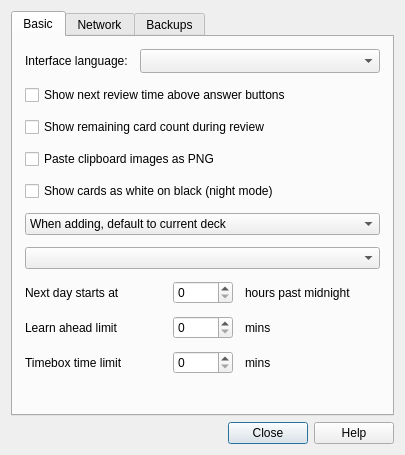
Before: the Qt Designer form designer/preferences.ui in ankitects/anki, drawn with Qt 5.
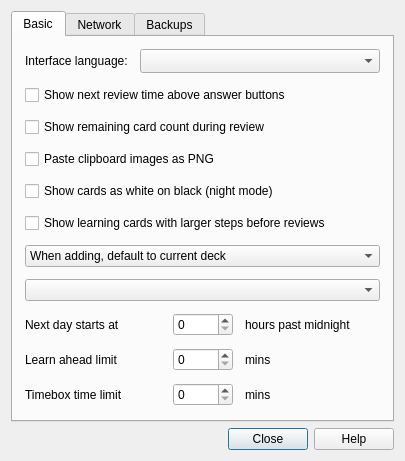
After: the same form once the commit is applied.

Commit message: add option to show day learn cards before reviews

Patch:
```diff
--- a/designer/preferences.ui
+++ b/designer/preferences.ui
@@ -85,6 +85,13 @@
          </property>
         </widget>
        </item>
+       <item>
+        <widget class="QCheckBox" name="dayLearnFirst">
+         <property name="text">
+          <string>Show learning cards with larger steps before reviews</string>
+         </property>
+        </widget>
+       </item>
        <item>
         <widget class="QComboBox" name="useCurrent">
          <item>
```
Left out of the diff: 9 changed lines with no effect on the pictures. The commit also changes 3 other files.
